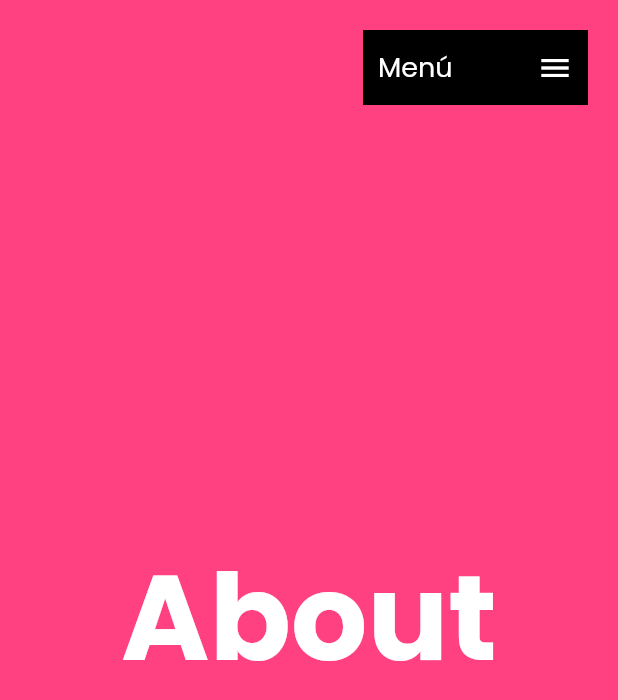
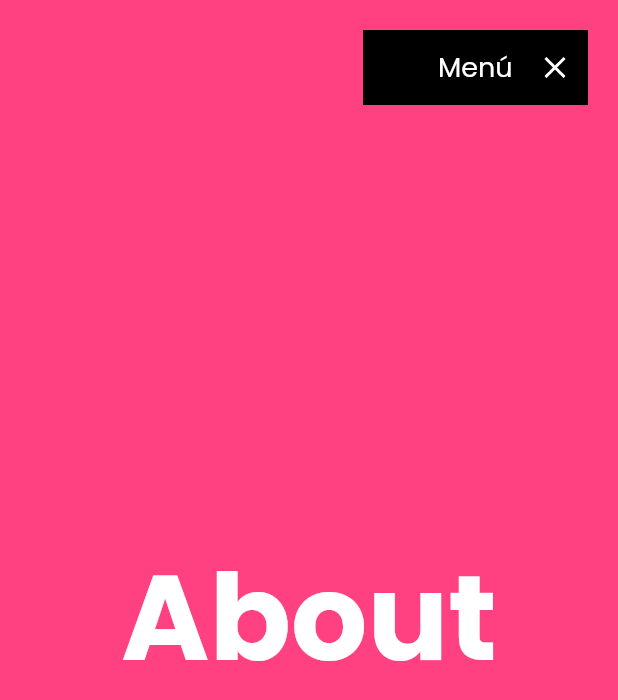
Before and after one commit to CesarArellano/Flutter-Web-Course, a Flutter app: the screen it shows after launch, scrolled down 576 dp, after a tap on "Menú", on a phone screen of 412 x 824 dp. Shown: the top 700 px of the screen. Run offline on Flutter 3.47's test engine with Material 2 defaults, Android fonts, the phone set to English and light mode, and no system bars; our stand-ins replace fluro, get_it, google_fonts.

Commit message:
Added animations in CustomAppMenu

```diff
--- a/flutter_landing_page/lib/ui/pages/shared/custom_app_menu.dart
+++ b/flutter_landing_page/lib/ui/pages/shared/custom_app_menu.dart
@@ -1,8 +1,23 @@
 import 'package:flutter/material.dart';
 import 'package:google_fonts/google_fonts.dart';
 
-class CustomAppMenu extends StatelessWidget {
+class CustomAppMenu extends StatefulWidget {
   const CustomAppMenu({Key? key}) : super(key: key);
+
+  @override
+  State<CustomAppMenu> createState() => _CustomAppMenuState();
+}
+
+class _CustomAppMenuState extends State<CustomAppMenu> with SingleTickerProviderStateMixin {
+
+  bool isOpen = false;
+  late AnimationController _controller;
+
+  @override
+  void initState() {
+    _controller = AnimationController(vsync: this, duration: const Duration(milliseconds: 200));
+    super.initState();
+  }
 
   @override
   Widget build(BuildContext context) {
@@ -10,7 +25,14 @@
       cursor: SystemMouseCursors.click,
       child: GestureDetector(
         onTap: () {
-          debugPrint('Hola');
+
+          if( isOpen) {
+            _controller.reverse();
+          } else {
+            _controller.forward();
+          }
+
+          setState(() => isOpen = !isOpen);
         },
         child: Container(
           padding: const EdgeInsets.symmetric(horizontal: 10),
@@ -19,9 +41,18 @@
           color: Colors.black,
           child: Row(
             children: [
+              AnimatedContainer(
+                duration: const Duration(milliseconds: 200),
+                curve: Curves.easeInOut,
+                width: isOpen ? 40 : 0,
+              ),
               Text('Menú', style: GoogleFonts.poppins( color: Colors.white, fontSize: 18 )),
               const Spacer(),
-              const Icon(Icons.menu, color: Colors.white)
+              AnimatedIcon(
+                icon: AnimatedIcons.menu_close,
+                progress: _controller,
+                color: Colors.white,
+              )
             ],
           ),
         ),
```
